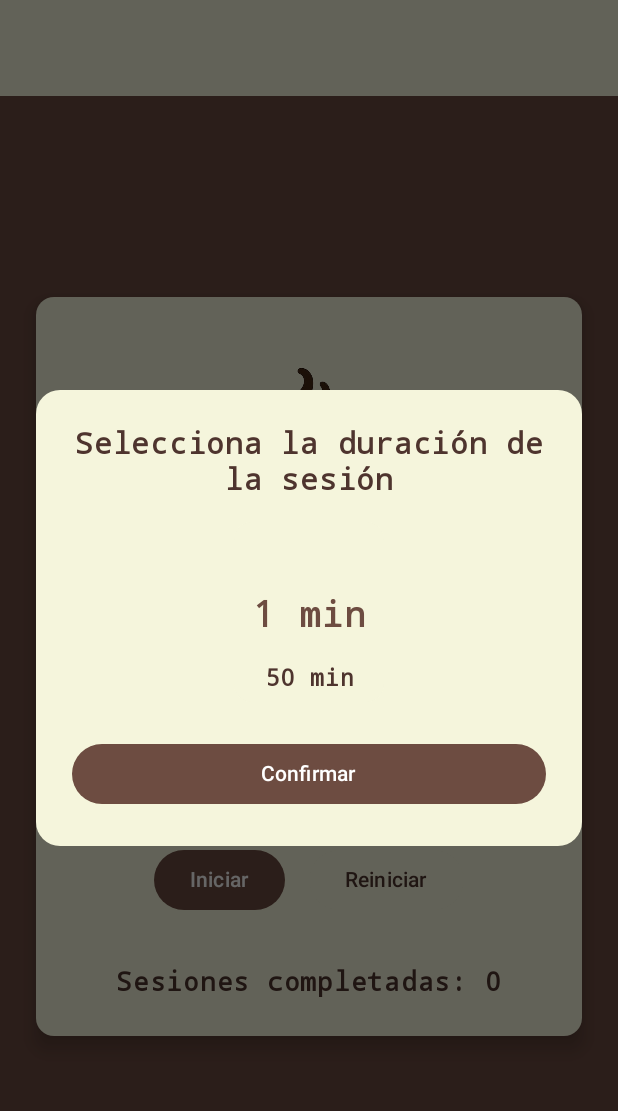
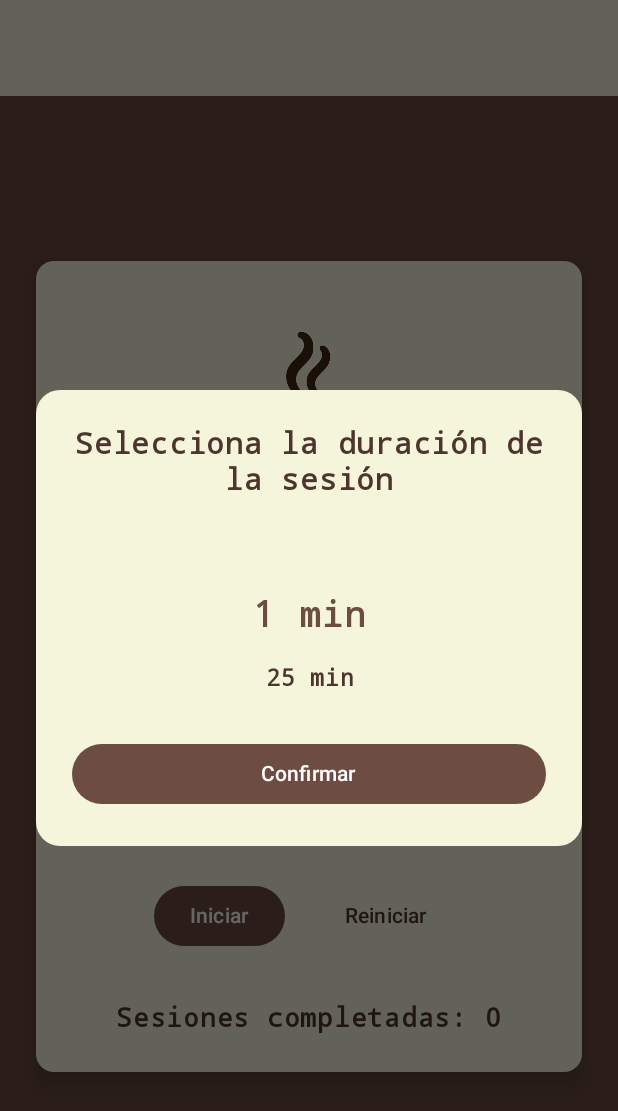
Before and after one commit to AGranados87/Mokka, an Android app built with Jetpack Compose: the screen it shows after launch (MainActivity), on a phone screen of 412 x 824 dp. Shown: the top 1111 px of the screen. Run offline under Robolectric (Android 15) with nearby library versions, the phone set to English and light mode, and no system bars.

Commit message:
Modificado control de contador en descansos, color y duración.

```diff
--- a/src/main/java/com/agranadosruiz/mokka/ui/theme/DurationWheelPicker.kt
+++ b/src/main/java/com/agranadosruiz/mokka/ui/theme/DurationWheelPicker.kt
@@ -27,7 +27,7 @@ import androidx.compose.ui.unit.sp
 fun DurationWheelPicker(
     selectedTime: Int,
     onTimeSelected: (Int) -> Unit,
-    options: List<Int> = listOf(1, 50),
+    options: List<Int> = listOf(25, 50),
     visibleItems: Int = 3
 ) {
     val listState = rememberLazyListState(options.indexOf(selectedTime))
--- a/src/main/java/com/agranadosruiz/mokka/ui/theme/PomodoroScreen.kt
+++ b/src/main/java/com/agranadosruiz/mokka/ui/theme/PomodoroScreen.kt
@@ -40,26 +40,46 @@ import kotlinx.coroutines.delay
 
 @Composable
 fun PomodoroScreen(modifier: Modifier = Modifier) {
-    var selectedTime by remember { mutableIntStateOf(1) } // duración por defecto
-    var timeLeft by remember { mutableIntStateOf(selectedTime * 60) }
+    // Estados principales
+    var selectedTime by remember { mutableIntStateOf(1) } // Tiempo de trabajo en minutos
+    var timeLeft by remember { mutableIntStateOf(selectedTime * 60) } // Tiempo restante en segundos
     var isRunning by remember { mutableStateOf(false) }
     var completedSessions by remember { mutableStateOf(0) }
     var showDurationDialog by remember { mutableStateOf(true) }
-    var isBreak by remember { mutableStateOf(false) }
+    var sessionType by remember { mutableStateOf(SessionType.WORK) } // Enum para mejor control
+    var waitingForBreak by remember { mutableStateOf(false) } // Estado de espera para iniciar descanso
 
-    // --- Temporizador principal ---
-    LaunchedEffect(isRunning) {
-        while (isRunning) {
+    // Función para obtener la duración del descanso
+    fun getBreakDuration(workMinutes: Int): Int {
+        return when (workMinutes) {
+            1 -> 20  // 20 segundos para pruebas
+            25 -> 5 * 60  // 5 minutos
+            50 -> 10 * 60  // 10 minutos
+            else -> 10 * 60  // Por defecto 10 minutos
+        }
+    }
+
+    // Temporizador principal
+    LaunchedEffect(isRunning, timeLeft) {
+        if (isRunning && timeLeft > 0) {
             delay(1000)
-            timeLeft--
-            if (timeLeft <= 0) {
-                if (!isBreak) {
-                    // Termina trabajo → iniciar break
+            timeLeft -= 1
+        }
+    }
+
+    // Manejo de transiciones cuando el tiempo llega a 0
+    LaunchedEffect(timeLeft) {
+        if (timeLeft == 0 && isRunning) {
+            when (sessionType) {
+                SessionType.WORK -> {
+                    // Termina el trabajo, inicia el descanso
                     completedSessions++
-                    isBreak = true // primero cambia el estado
-                } else {
-                    // Termina break → volver a trabajo
-                    isBreak = false
+                    sessionType = SessionType.BREAK
+                    timeLeft = getBreakDuration(selectedTime)
+                }
+                SessionType.BREAK -> {
+                    // Termina el descanso, vuelve al trabajo
+                    sessionType = SessionType.WORK
                     timeLeft = selectedTime * 60
                     isRunning = false
                 }
@@ -67,20 +87,17 @@ fun PomodoroScreen(modifier: Modifier = Modifier) {
         }
     }
 
-    // --- Ajusta duración del break cuando comienza ---
-    LaunchedEffect(isBreak) {
-        if (isBreak) {
-            timeLeft = if (selectedTime == 25) 5 * 60 else 10 * 60
-        }
-    }
-
-    // --- Modal inicial para elegir duración ---
+    // Modal de selección de duración
     if (showDurationDialog) {
-        Dialog(onDismissRequest = { /* no cerrar al tocar fuera */ }) {
+        Dialog(onDismissRequest = { /* No cerrar al tocar fuera */ }) {
             Card(
-                modifier = Modifier.padding(24.dp).fillMaxWidth(),
+                modifier = Modifier
+                    .padding(24.dp)
+                    .fillMaxWidth(),
                 shape = RoundedCornerShape(16.dp),
-                colors = CardDefaults.cardColors(containerColor = MaterialTheme.colorScheme.surface)
+                colors = CardDefaults.cardColors(
+                    containerColor = MaterialTheme.colorScheme.surface
+                )
             ) {
                 Column(
                     modifier = Modifier.padding(24.dp),
@@ -91,17 +108,25 @@ fun PomodoroScreen(modifier: Modifier = Modifier) {
                         fontSize = 20.sp,
                         textAlign = TextAlign.Center
                     )
+
                     Spacer(modifier = Modifier.height(16.dp))
+
                     DurationWheelPicker(
                         selectedTime = selectedTime,
                         onTimeSelected = { newTime ->
                             selectedTime = newTime
                             timeLeft = selectedTime * 60
-                            isBreak = false
-                        }
+                            sessionType = SessionType.WORK
+                        },
+                        options = listOf(1, 25, 50) // Opciones disponibles
                     )
+
                     Spacer(modifier = Modifier.height(24.dp))
-                    Button(onClick = { showDurationDialog = false }, modifier = Modifier.fillMaxWidth()) {
+
+                    Button(
+                        onClick = { showDurationDialog = false },
+                        modifier = Modifier.fillMaxWidth()
+                    ) {
                         Text("Confirmar")
                     }
                 }
@@ -109,45 +134,66 @@ fun PomodoroScreen(modifier: Modifier = Modifier) {
         }
     }
 
-    // --- Pantalla principal ---
-    Box(modifier = modifier.fillMaxSize().background(MaterialTheme.colorScheme.background), contentAlignment = Alignment.Center) {
+    // Pantalla principal
+    Box(
+        modifier = modifier
+            .fillMaxSize()
+            .background(MaterialTheme.colorScheme.background),
+        contentAlignment = Alignment.Center
+    ) {
         Card(
-            modifier = Modifier.padding(24.dp).fillMaxWidth(),
-            colors = CardDefaults.cardColors(containerColor = MaterialTheme.colorScheme.surface),
+            modifier = Modifier
+                .padding(24.dp)
+                .fillMaxWidth(),
+            colors = CardDefaults.cardColors(
+                containerColor = MaterialTheme.colorScheme.surface
+            ),
             elevation = CardDefaults.cardElevation(defaultElevation = 8.dp)
         ) {
             Column(
-                modifier = Modifier.padding(24.dp).fillMaxWidth(),
+                modifier = Modifier
+                    .padding(24.dp)
+                    .fillMaxWidth(),
                 verticalArrangement = Arrangement.Center,
                 horizontalAlignment = Alignment.CenterHorizontally
             ) {
-
-                // --- Imagen según estado ---
+                // Sección de imagen
                 Box(
-                    modifier = Modifier.height(250.dp).padding(bottom = 16.dp),
+                    modifier = Modifier
+                        .height(250.dp)
+                        .padding(bottom = 16.dp),
                     contentAlignment = Alignment.TopCenter
                 ) {
-                    if (!isRunning) {
+                    when {
+                        !isRunning && sessionType == SessionType.WORK -> {
+                            // No está corriendo, muestra el logo
                             Image(
                                 painter = painterResource(id = R.drawable.mokkabackgroundless),
                                 contentDescription = "Logo de la app",
                                 modifier = Modifier.fillMaxWidth()
                             )
-                    } else if (isBreak) {
+                        }
+                        sessionType == SessionType.BREAK -> {
+                            // En descanso, muestra la taza
                             Image(
                                 painter = painterResource(id = R.drawable.cup2),
                                 contentDescription = "Descanso con taza",
                                 modifier = Modifier.fillMaxWidth()
                             )
-                    } else {
+                        }
+                        sessionType == SessionType.WORK && isRunning -> {
+                            // Trabajando, muestra la cafetera con animaciones
                             Image(
                                 painter = painterResource(id = R.drawable.coffee),
                                 contentDescription = "Cafetera",
                                 modifier = Modifier.fillMaxWidth()
                             )
-                        // Animaciones opcionales
+
+                            // Animación de burbujas
                             Box(
-                            modifier = Modifier.align(Alignment.TopCenter).padding(top = 0.dp, end = 20.dp)
+                                modifier = Modifier
+                                    .align(Alignment.TopCenter)
+                                    .padding(top = 0.dp, end = 20.dp)
                             ) {
                                 BubblesAnimation(
                                     areaWidth = 120.dp,
@@ -155,29 +201,65 @@ fun PomodoroScreen(modifier: Modifier = Modifier) {
                                     modifier = Modifier.offset(x = (-30).dp, y = (-60).dp)
                                 )
                             }
+
+                            // Animación de llamas
                             Box(
-                            modifier = Modifier.align(Alignment.BottomCenter).offset(y = (-35).dp)
+                                modifier = Modifier
+                                    .align(Alignment.BottomCenter)
+                                    .offset(y = (-35).dp)
                             ) {
                                 FlamesAnimation(
                                     areaWidth = 220.dp,
                                     areaHeight = 100.dp,
-                                modifier = Modifier.fillMaxWidth().wrapContentWidth(Alignment.CenterHorizontally)
+                                    modifier = Modifier
+                                        .fillMaxWidth()
+                                        .wrapContentWidth(Alignment.CenterHorizontally)
                                 )
                             }
                         }
                     }
+                }
 
-                // --- Contador ---
+                // Texto de estado (TRABAJO o DESCANSO)
+                Text(
+                    text = when {
+                        waitingForBreak -> "¡SESIÓN COMPLETADA!"
+                        sessionType == SessionType.WORK -> "TRABAJO"
+                        sessionType == SessionType.BREAK -> "DESCANSO"
+                        else -> ""
+                    },
+                    fontSize = 16.sp,
+                    color = if (waitingForBreak) MaterialTheme.colorScheme.tertiary
+                    else MaterialTheme.colorScheme.onSurfaceVariant
+                )
+
+                Spacer(modifier = Modifier.height(8.dp))
+
+                // Contador de tiempo - CON FONDO PARA GARANTIZAR VISIBILIDAD
+                Box(
+                    modifier = Modifier
+                        .background(
+                            color = androidx.compose.ui.graphics.Color(0xFFFFFFFF), // Beige de fondo
+                            shape = RoundedCornerShape(12.dp)
+                        )
+                        .padding(horizontal = 24.dp, vertical = 8.dp)
+                ) {
                     Text(
                         text = formatTime(timeLeft),
                         fontSize = 50.sp,
-                    color = if (isBreak) MaterialTheme.colorScheme.secondary else MaterialTheme.colorScheme.primary
+                        color = androidx.compose.ui.graphics.Color(0xFF4E342E), // Marrón oscuro
+                        style = androidx.compose.ui.text.TextStyle(
+                            fontWeight = androidx.compose.ui.text.font.FontWeight.Bold
                         )
+                    )
+                }
 
                 Spacer(modifier = Modifier.height(32.dp))
 
-                // --- Botones ---
-                Row(horizontalArrangement = Arrangement.spacedBy(16.dp)) {
+                // Botones de control
+                Row(
+                    horizontalArrangement = Arrangement.spacedBy(16.dp)
+                ) {
                     Button(
                         onClick = { isRunning = !isRunning },
                         colors = ButtonDefaults.buttonColors(
@@ -185,13 +267,20 @@ fun PomodoroScreen(modifier: Modifier = Modifier) {
                             contentColor = MaterialTheme.colorScheme.onPrimary
                         )
                     ) {
-                        Text(if (isRunning) "Pausar" else if (isBreak) "Descanso" else "Iniciar")
+                        Text(
+                            text = when {
+                                !isRunning && sessionType == SessionType.WORK -> "Iniciar"
+                                !isRunning && sessionType == SessionType.BREAK -> "Continuar"
+                                isRunning -> "Pausar"
+                                else -> "Iniciar"
+                            }
+                        )
                     }
 
                     Button(
                         onClick = {
                             isRunning = false
-                            isBreak = false
+                            sessionType = SessionType.WORK
                             timeLeft = selectedTime * 60
                             showDurationDialog = true
                         },
@@ -206,7 +295,7 @@ fun PomodoroScreen(modifier: Modifier = Modifier) {
 
                 Spacer(modifier = Modifier.height(32.dp))
 
-                // --- Sesiones completadas ---
+                // Contador de sesiones completadas
                 Text(
                     text = "Sesiones completadas: $completedSessions",
                     color = MaterialTheme.colorScheme.onSurface,
@@ -217,6 +306,13 @@ fun PomodoroScreen(modifier: Modifier = Modifier) {
     }
 }
 
+// Enum para los tipos de sesión
+enum class SessionType {
+    WORK,
+    BREAK
+}
+
+// Función para formatear el tiempo
 fun formatTime(seconds: Int): String {
     val min = seconds / 60
     val sec = seconds % 60
```
Lines whose indentation alone changed are shown as unchanged.
